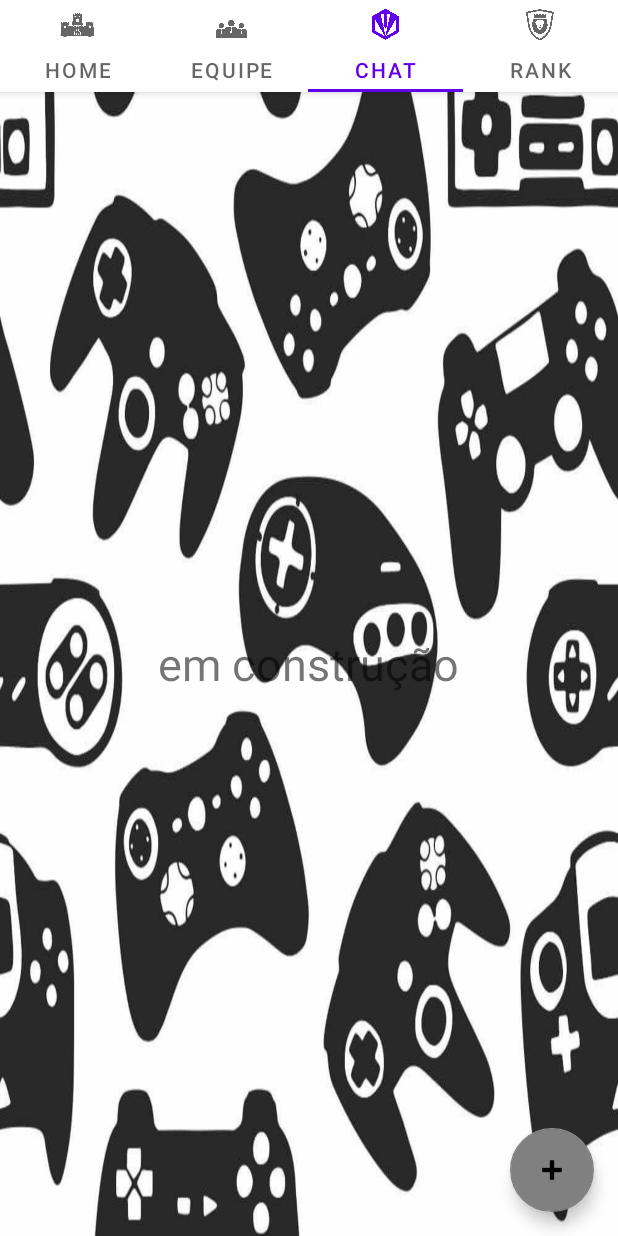
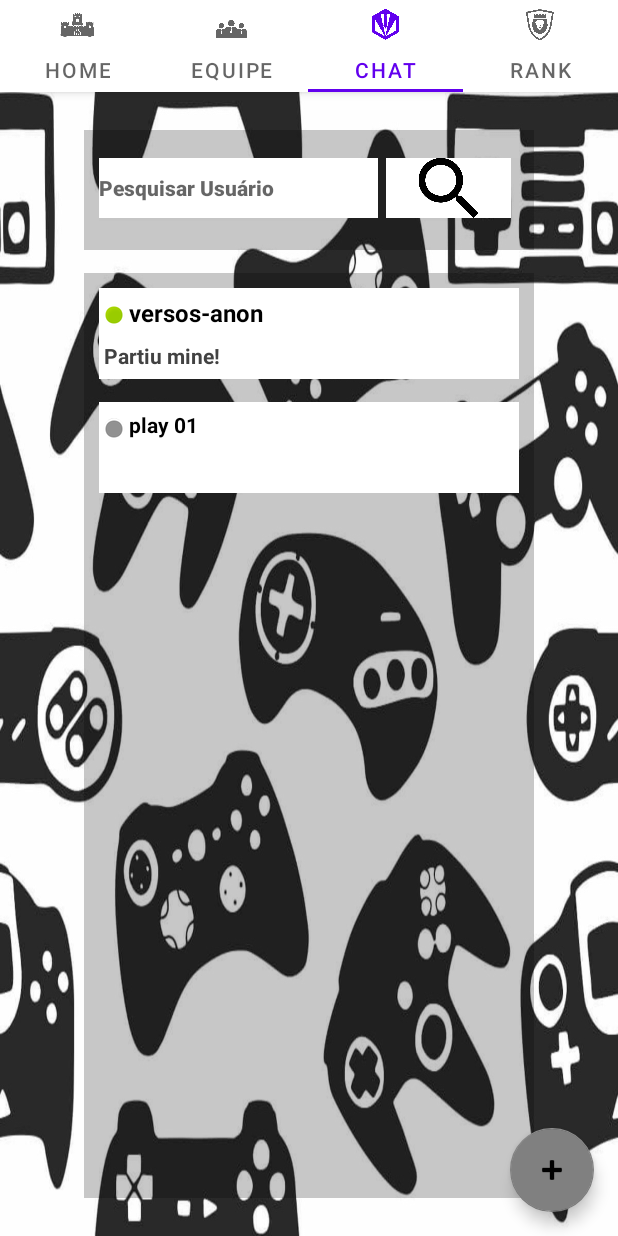
Before and after one commit to vinicius-vs/Trabalho-mobile, an Android app: the screen it shows after launch (TabActivity), tab 3 chosen, on a phone screen of 412 x 824 dp. Run offline under Robolectric (Android 15) with nearby library versions, the phone set to English and light mode, and no system bars.

Commit message:
Tela de chat e alteração de ortografia

```diff
--- a/LoginApp/LoginApp/app/appmain/src/main/res/layout/fragment_chat.xml
+++ b/LoginApp/LoginApp/app/appmain/src/main/res/layout/fragment_chat.xml
@@ -1,15 +1,160 @@
 <?xml version="1.0" encoding="utf-8"?>
 <LinearLayout xmlns:android="http://schemas.android.com/apk/res/android"
+    xmlns:app="http://schemas.android.com/apk/res-auto"
+    xmlns:tools="http://schemas.android.com/tools"
     android:layout_width="match_parent"
+    android:layout_height="match_parent"
+    android:background="@drawable/papel_de_parede_joystick_60cm_x_3_00m_cola"
+    android:gravity="center"
     android:orientation="vertical"
-    android:layout_height="match_parent"
-    android:gravity="center"
-    >
+    android:textDirection="firstStrongRtl">
 
-    <TextView
-        android:layout_width="wrap_content"
-        android:layout_height="wrap_content"
-        android:text="em construção"
-        android:textSize="30sp"
-        />
+    <LinearLayout
+        android:layout_width="300dp"
+        android:layout_height="80dp"
+        android:layout_marginTop="25dp"
+        android:background="@color/cardview_shadow_start_color"
+        android:gravity="center"
+        android:orientation="vertical"
+        android:padding="10dp">
+
+        <LinearLayout
+            android:layout_width="match_parent"
+            android:layout_height="42dp"
+            android:background="@color/cardview_shadow_end_color"
+            android:orientation="horizontal">
+
+            <EditText
+                android:id="@+id/editTextTextPersonName3"
+                android:layout_width="371dp"
+                android:layout_height="40dp"
+                android:layout_weight="1"
+                android:background="@color/white"
+                android:backgroundTint="@color/cardview_light_background"
+                android:ems="10"
+                android:hint="Pesquisar Usuário"
+                android:inputType="textPersonName"
+                android:textAppearance="@style/TextAppearance.AppCompat.Body2"
+                android:textColor="@color/black"
+                android:textStyle="bold"
+                tools:ignore="TouchTargetSizeCheck" />
+
+            <ImageView
+                android:id="@+id/pesquisa"
+                android:layout_width="match_parent"
+                android:layout_height="40dp"
+                android:layout_marginHorizontal="5dp"
+                android:layout_weight="1"
+                android:background="@color/white"
+                android:backgroundTint="@color/cardview_light_background"
+                app:srcCompat="@drawable/procurando_lente_de_aumento" />
+        </LinearLayout>
+    </LinearLayout>
+
+    <ScrollView
+        android:layout_width="300dp"
+        android:layout_height="match_parent"
+        android:layout_marginTop="15dp"
+        android:layout_marginBottom="25dp"
+        android:background="@color/cardview_shadow_start_color"
+        tools:ignore="SpeakableTextPresentCheck">
+
+        <LinearLayout
+            android:layout_width="match_parent"
+            android:layout_height="wrap_content"
+            android:orientation="vertical"
+            android:padding="10dp">
+
+            <LinearLayout
+                android:layout_width="match_parent"
+                android:layout_height="35dp"
+                android:background="@color/cardview_light_background"
+                android:orientation="horizontal">
+
+                <ImageButton
+                    android:id="@+id/imageButton11"
+                    android:layout_width="10dp"
+                    android:layout_height="35dp"
+                    android:layout_weight="1"
+                    android:backgroundTint="@color/cardview_light_background"
+                    android:minHeight="48dp"
+                    app:srcCompat="@android:drawable/presence_online"
+                    tools:ignore="TouchTargetSizeCheck" />
+
+                <TextView
+                    android:id="@+id/textView10"
+                    android:layout_width="250dp"
+                    android:layout_height="30dp"
+                    android:layout_marginTop="5dp"
+                    android:layout_weight="1"
+                    android:text="versos-anon"
+                    android:textAlignment="textStart"
+                    android:textColor="@color/black"
+                    android:textSize="16sp"
+                    android:textStyle="bold" />
+            </LinearLayout>
+
+            <LinearLayout
+                android:layout_width="match_parent"
+                android:layout_height="25dp"
+                android:orientation="horizontal">
+
+                <TextView
+                    android:id="@+id/textView11"
+                    android:layout_width="wrap_content"
+                    android:layout_height="25dp"
+                    android:layout_weight="1"
+                    android:background="@color/white"
+                    android:text=" Partiu mine!"
+                    android:textColor="@color/cardview_dark_background"
+                    android:textSize="14sp"
+                    android:textStyle="bold" />
+            </LinearLayout>
+
+            <Space
+                android:layout_width="match_parent"
+                android:layout_height="15dp" />
+
+            <LinearLayout
+                android:layout_width="match_parent"
+                android:layout_height="35dp"
+                android:background="@color/white"
+                android:orientation="horizontal">
+
+                <ImageButton
+                    android:id="@+id/imageButton12"
+                    android:layout_width="10dp"
+                    android:layout_height="35dp"
+                    android:layout_weight="1"
+                    android:backgroundTint="@color/white"
+                    app:srcCompat="@android:drawable/presence_invisible" />
+
+                <TextView
+                    android:id="@+id/textView12"
+                    android:layout_width="250dp"
+                    android:layout_height="30dp"
+                    android:layout_marginTop="5dp"
+                    android:layout_weight="1"
+                    android:text="play 01"
+                    android:textColor="@color/black"
+                    android:textStyle="bold" />
+
+            </LinearLayout>
+
+            <LinearLayout
+                android:layout_width="match_parent"
+                android:layout_height="match_parent"
+                android:layout_weight="1"
+                android:orientation="horizontal">
+
+                <TextView
+                    android:id="@+id/textView13"
+                    android:layout_width="wrap_content"
+                    android:layout_height="25dp"
+                    android:layout_weight="1"
+                    android:background="@color/white" />
+            </LinearLayout>
+        </LinearLayout>
+    </ScrollView>
+
 </LinearLayout>
--- a/LoginApp/LoginApp/app/appmain/src/main/res/layout/fragment_rank.xml
+++ b/LoginApp/LoginApp/app/appmain/src/main/res/layout/fragment_rank.xml
@@ -20,8 +20,8 @@
             android:layout_width="match_parent"
             android:layout_height="85dp"
             android:gravity="left"
-            android:textSize="25sp"
-            android:text="Seu rank: \nScorte: \nConquistas: "/>
+            android:text="Seu rank: \nScore: \nConquistas: "
+            android:textSize="25sp" />
 
 
     </LinearLayout>
```
